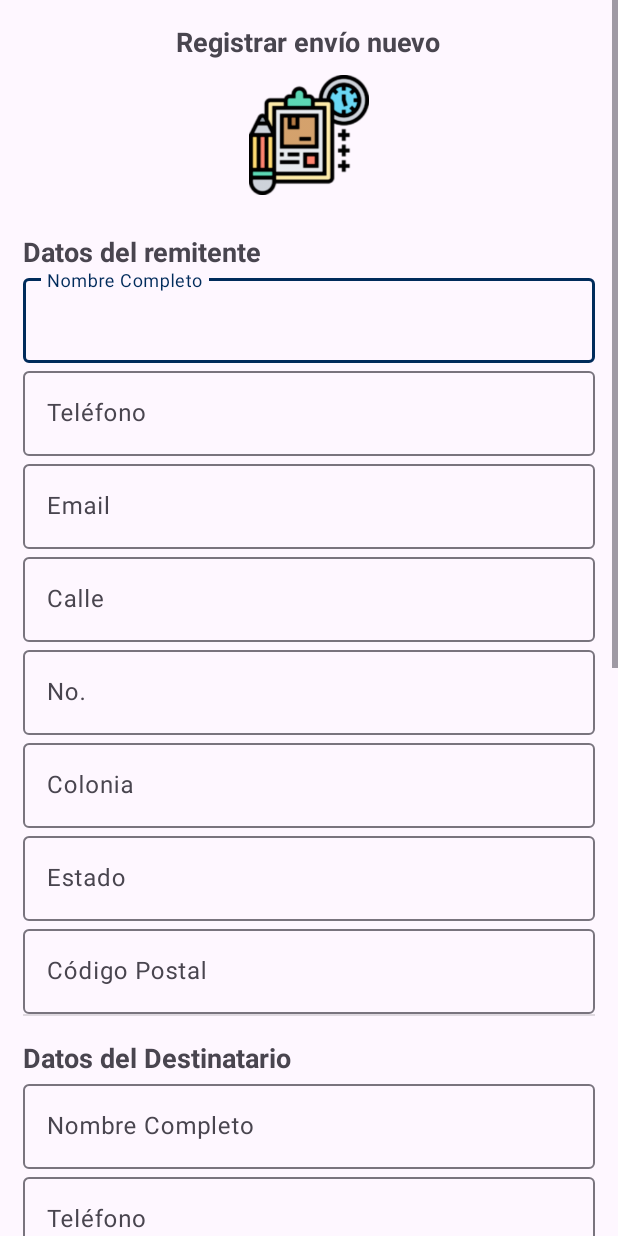
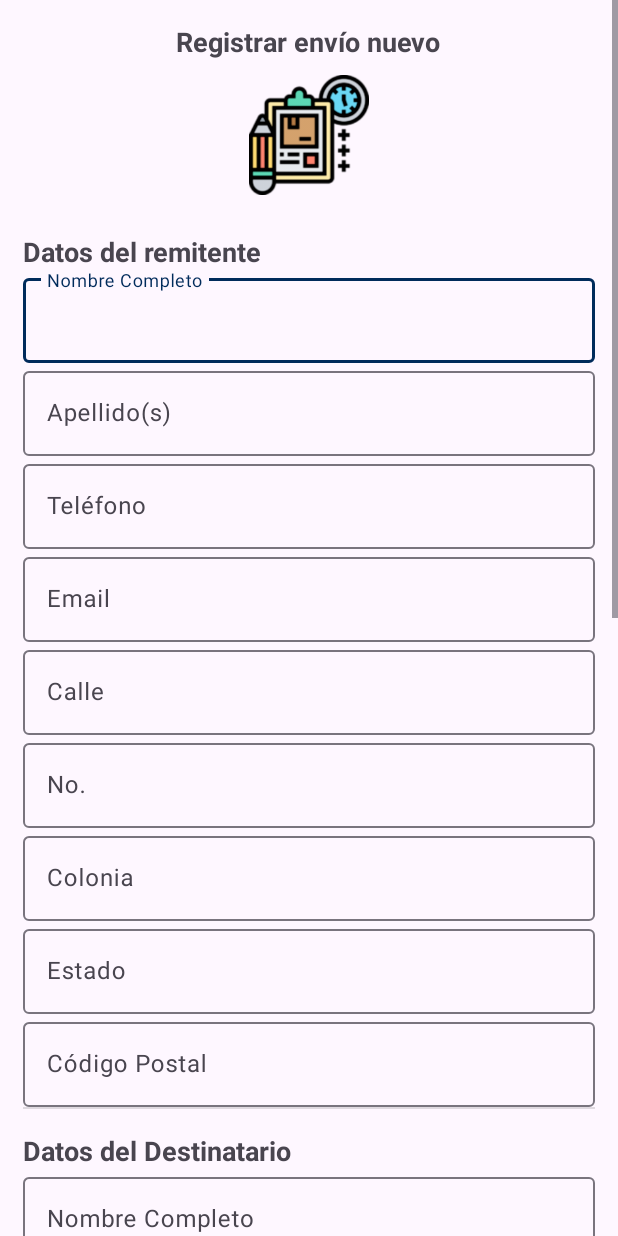
Before and after one commit to Hannia946/proyectoMovil, an Android app: the layout fragment_registro_envio_cliente.xml on its own in the app's theme, with its tools: preview values and no code run, on a phone screen of 412 x 824 dp. Run offline under Robolectric (Android 15) with nearby library versions, the phone set to English and light mode, and no system bars.

Commit message:
Se agrega funcionalidad a la activity de FragmentRegistroEnvioCliente, se agrega el object Datos para guardar los envios de manera global

```diff
--- a/app/src/main/java/com/example/proyecto/cliente/RegistroClienteActivity.kt
+++ b/app/src/main/java/com/example/proyecto/cliente/RegistroClienteActivity.kt
@@ -55,5 +55,8 @@ class RegistroClienteActivity : AppCompatActivity() {
             finish()
 
         }
+
+
+
     }
 }
--- a/app/src/main/res/layout/fragment_registro_envio_cliente.xml
+++ b/app/src/main/res/layout/fragment_registro_envio_cliente.xml
@@ -37,7 +37,7 @@
             android:textStyle="bold"
             android:textSize="18sp"
             android:paddingTop="15dp"/>
-        <!--Nombre Completo-->
+        <!--Nombre(s)-->
         <com.google.android.material.textfield.TextInputLayout
             android:layout_width="match_parent"
             android:layout_height="wrap_content">
@@ -45,6 +45,20 @@
             <EditText
                 android:id="@+id/etNombreCompletoR"
                 android:hint="@string/etNombreCompleto"
+                android:inputType="textPersonName|textCapWords"
+                android:layout_width="match_parent"
+                android:layout_height="wrap_content"/>
+
+        </com.google.android.material.textfield.TextInputLayout>
+
+        <!--Apellido(s)-->
+        <com.google.android.material.textfield.TextInputLayout
+            android:layout_width="match_parent"
+            android:layout_height="wrap_content">
+
+            <EditText
+                android:id="@+id/etApellidosR"
+                android:hint="@string/etApellidosR"
                 android:inputType="textPersonName|textCapWords"
                 android:layout_width="match_parent"
                 android:layout_height="wrap_content"/>
@@ -154,7 +168,7 @@
             android:textSize="18sp"
             android:paddingTop="15dp"/>
 
-        <!--Nombre Completo-->
+        <!--Nombre(S)-->
         <com.google.android.material.textfield.TextInputLayout
             android:layout_width="match_parent"
             android:layout_height="wrap_content">
@@ -162,6 +176,20 @@
             <EditText
                 android:id="@+id/etNombreCompletoD"
                 android:hint="@string/etNombreCompleto"
+                android:inputType="textPersonName|textCapWords"
+                android:layout_width="match_parent"
+                android:layout_height="wrap_content"/>
+
+        </com.google.android.material.textfield.TextInputLayout>
+
+        <!--Apellido(s)-->
+        <com.google.android.material.textfield.TextInputLayout
+            android:layout_width="match_parent"
+            android:layout_height="wrap_content">
+
+            <EditText
+                android:id="@+id/etApellidoD"
+                android:hint="@string/etApellidosR"
                 android:inputType="textPersonName|textCapWords"
                 android:layout_width="match_parent"
                 android:layout_height="wrap_content"/>
@@ -375,6 +403,15 @@
             android:layout_width="match_parent"
             android:layout_height="1dp"
             android:background="?android:attr/listDivider" />
+
+        <ProgressBar
+            android:id="@+id/progressBar"
+            style="@android:style/Widget.DeviceDefault.Light.ProgressBar.Large"
+            android:layout_width="wrap_content"
+            android:layout_height="wrap_content"
+            android:visibility="gone"
+            android:layout_centerInParent="true"/>
+
     </androidx.appcompat.widget.LinearLayoutCompat>
 
 
```
Also changed, not shown: app/src/main/java/com/example/proyecto/Datos.kt (added, +61 -0 lines), app/src/main/java/com/example/proyecto/cliente/bottom_nav_fragments_cliente/FragmentRegistroEnvioCliente.kt (+132 -41 lines), app/src/main/res/values/strings.xml (+15 -0 lines).
